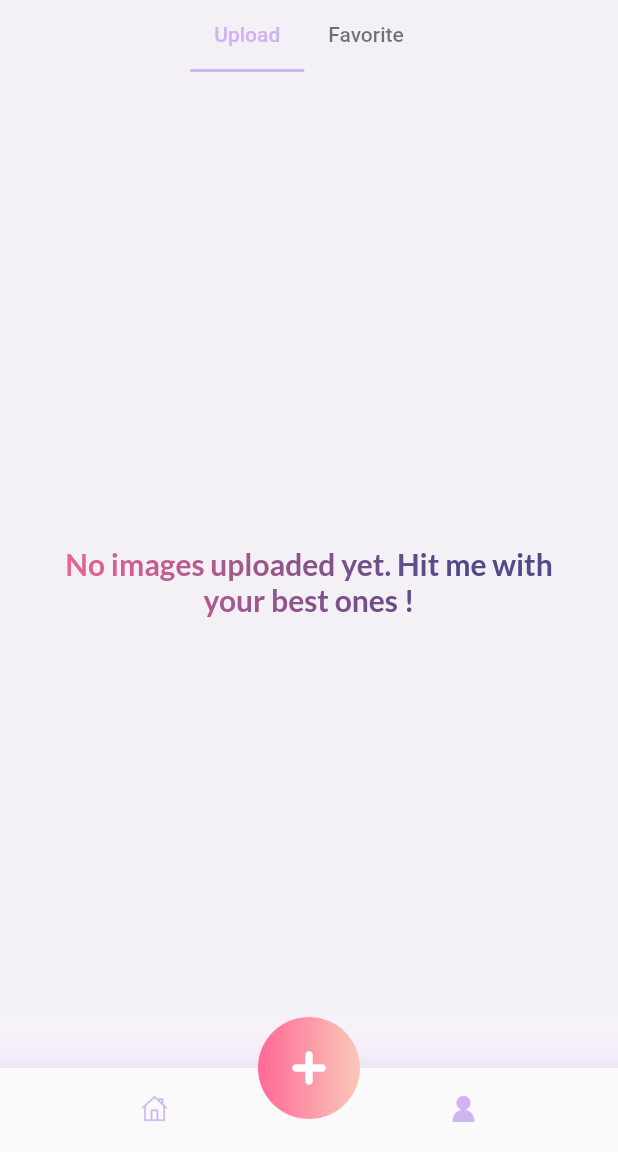
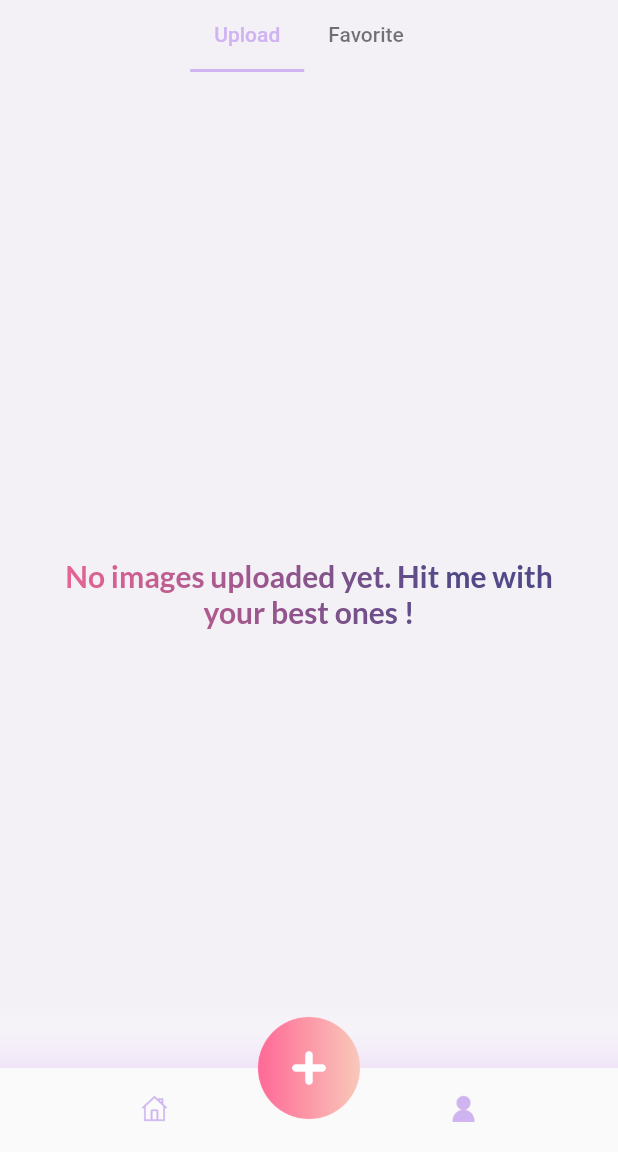
Before and after one commit to RitchBe/flutter_memender, a Flutter app: the screen it shows once a user with an empty profile is signed in, item 2 of the bottom bar chosen, on a phone screen of 412 x 824 dp, the part 84-1236 px from its top. Run offline on Flutter 3.47's test engine with Material 2 defaults, Android fonts, the phone set to English and light mode, and no system bars; our stand-ins replace cloud_firestore, firebase_auth, firebase_storage, flushbar, flutter_svg, flutter_tindercard and 3 more; missing offline and left inert: firebase_admob, flutter_facebook_login, image_downloader, launch_review; accounts and stored records are empty.

Commit message:
change for iphone

```diff
--- a/lib/components/nestedTabBarView.dart
+++ b/lib/components/nestedTabBarView.dart
@@ -47,7 +47,8 @@ class _NestedTabBarState extends State<NestedTabBar>
           ],
         ),
         Container(
-          height: screenHeight * 0.75,
+
+          height: screenHeight * 0.73,
           child: TabBarView(
             physics: NeverScrollableScrollPhysics(),
             controller: _nestedTabController,
```
Also changed, not shown: lib/screens/favorite.dart (+8 -5 lines), 23 other files.
